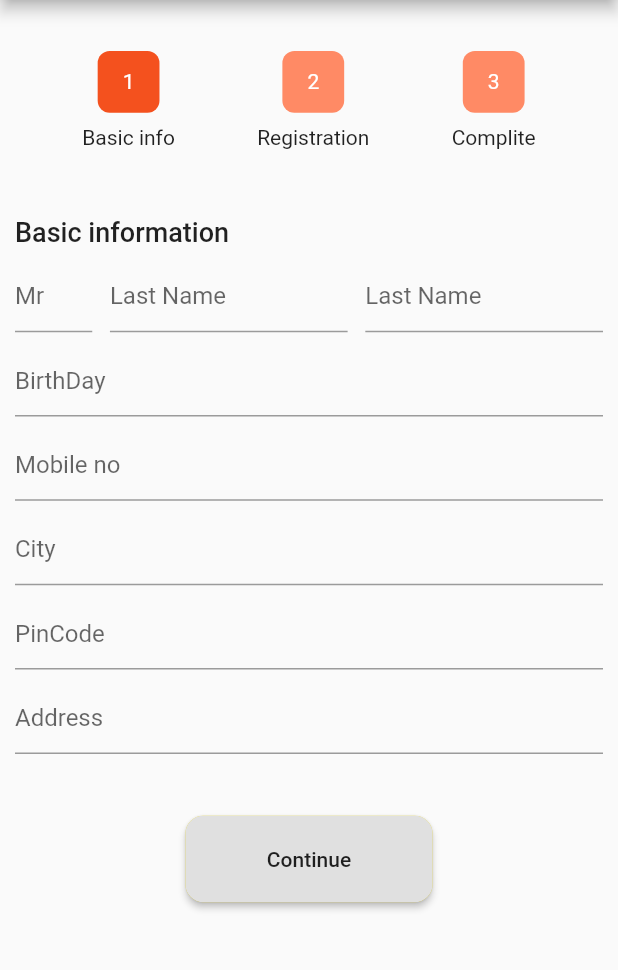
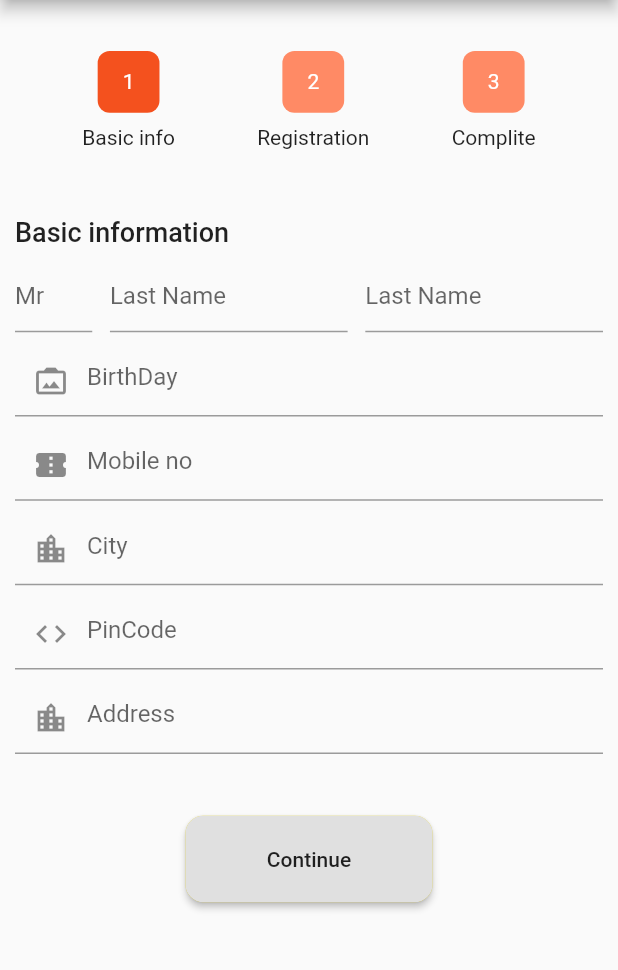
Before and after one commit to SG-Programmer/hospital-management, a Flutter app: the LoginPage screen opened directly, after a tap on "Register", on a phone screen of 412 x 824 dp, the part 84-1054 px from its top. Run offline on Flutter 3.47's test engine with Material 2 defaults, Android fonts, the phone set to English and light mode, and no system bars; network calls fail; statements that could not run were skipped.

Commit message:
change color

```diff
--- a/lib/LoginPage.dart
+++ b/lib/LoginPage.dart
@@ -1,3 +1,5 @@
+import 'dart:ui';
+
 import 'package:flutter/material.dart';
 import 'package:hospital_management/HomPage.dart';
 import 'package:hospital_management/RegistrationStep.dart';
@@ -19,18 +21,25 @@ class _LoginPageState extends State<LoginPage> {
       body: Stack(
         children: [
           Container(
+            decoration: BoxDecoration(
+                backgroundBlendMode: BlendMode.softLight,
+                color: Colors.white70,
+                image: DecorationImage(
+                    fit: BoxFit.fill,
+                    image: NetworkImage(
+                      "https://image.freepik.com/free-photo/portrait-female-doctor-with-interns-background_329181-9253.jpg",
+                    ))),
             height: height * 0.6,
             width: double.infinity,
-            color: Colors.blue[400],
             child: Padding(
-              padding: EdgeInsets.only(left: width * 0.06, top: height * 0.1),
+              padding: EdgeInsets.only(left: width * 0.06, top: height / 5),
               child: Column(
                 crossAxisAlignment: CrossAxisAlignment.start,
                 children: [
                   Text(
                     "Login to your Account",
                     style: TextStyle(
-                        color: Colors.white,
+                        color: Colors.blue[900],
                         fontWeight: FontWeight.w600,
                         fontSize: 32.0),
                   ),
@@ -39,7 +48,7 @@ class _LoginPageState extends State<LoginPage> {
                   ),
                   Text(
                     "Better Care and Better Understanding.",
-                    style: TextStyle(fontSize: 14.0, color: Colors.white),
+                    style: TextStyle(fontSize: 14.0, color: Colors.blue[900]),
                   )
                 ],
               ),
@@ -137,23 +146,10 @@ class _LoginPageState extends State<LoginPage> {
             padding: EdgeInsets.only(right: 68.0, bottom: height * 0.2),
             child: Align(
               alignment: Alignment.centerRight,
-              child: Container(
-                height: height * 0.15,
-                width: width * 0.30,
-                decoration: BoxDecoration(
-                    borderRadius: BorderRadius.circular(60.0),
-                    color: Colors.white,
-                    boxShadow: [
-                      BoxShadow(
-                          blurRadius: 15,
-                          color: Colors.black54,
-                          offset: Offset(0, 5),
-                          spreadRadius: 0.01)
-                    ]),
-                child: Icon(
-                  Icons.local_hospital,
-                  size: 60.0,
-                ),
+              child: CircleAvatar(
+                radius: 60,
+                backgroundImage: NetworkImage(
+                    "https://images.unsplash.com/photo-1494548162494-384bba4ab999?ixid=MXwxMjA3fDB8MHxzZWFyY2h8MXx8ZGF3bnxlbnwwfHwwfA%3D%3D&ixlib=rb-1.2.1&auto=format&fit=crop&w=500&q=60"),
               ),
             ),
           ),
--- a/lib/RegistrationPage.dart
+++ b/lib/RegistrationPage.dart
@@ -14,12 +14,13 @@ class _RegistrationPageState extends State<RegistrationPage> {
     double width = MediaQuery.of(context).size.width;
 /*     TextEditingController name = TextEditingController(); */
 
-    textfield(String hintName) {
+    textfield(String hintName, [Icon iconname]) {
       return Padding(
         padding: EdgeInsets.only(top: height * 0.01),
         child: Container(
           child: TextField(
-            decoration: InputDecoration(hintText: hintName),
+            decoration:
+                InputDecoration(hintText: hintName, prefixIcon: iconname),
           ),
         ),
       );
@@ -39,7 +40,9 @@ class _RegistrationPageState extends State<RegistrationPage> {
             children: [
               Container(
                 width: width / 8,
-                child: textfield("Mr"),
+                child: textfield(
+                  "Mr",
+                ),
               ),
               Container(
                 width: width / 2.6,
@@ -51,11 +54,11 @@ class _RegistrationPageState extends State<RegistrationPage> {
               ),
             ],
           ),
-          textfield("BirthDay"),
-          textfield("Mobile no"),
-          textfield("City"),
-          textfield("PinCode"),
-          textfield("Address"),
+          textfield("BirthDay", Icon(Icons.photo_camera_back)),
+          textfield("Mobile no", Icon(Icons.confirmation_number)),
+          textfield("City", Icon(Icons.location_city)),
+          textfield("PinCode", Icon(Icons.code)),
+          textfield("Address", Icon(Icons.location_city)),
           SizedBox(
             height: height * 0.05,
           ),
--- a/lib/main.dart
+++ b/lib/main.dart
@@ -3,6 +3,6 @@ import 'LoginPage.dart';
 
 void main() {
   runApp(MaterialApp(
-    home: LoginPage(),
+    home: rmna(),
   ));
 }
--- a/pubspec.yaml
+++ b/pubspec.yaml
@@ -45,8 +45,8 @@ flutter:
   uses-material-design: true
 
   # To add assets to your application, add an assets section, like this:
-  # assets:
-  #   - images/a_dot_burr.jpeg
+  assets:
+   - images/
   #   - images/a_dot_ham.jpeg
 
   # An image asset can refer to one or more resolution-specific "variants", see
```
